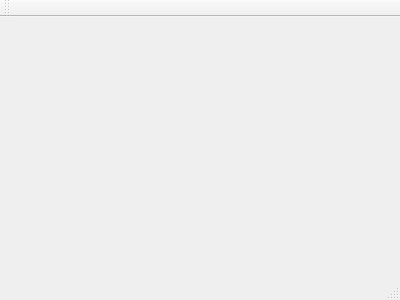
This is mainwindow.ui in BlackConsole/TestTimer as Qt 5 draws it before an edit. The edited form follows.
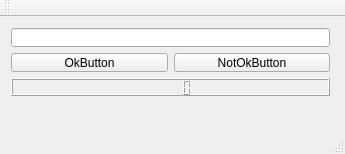
This is the edited form.

```diff
--- a/mainwindow.ui
+++ b/mainwindow.ui
@@ -1,24 +1,76 @@
 <ui version="4.0">
  <class>MainWindow</class>
- <widget class="QMainWindow" name="MainWindow" >
-  <property name="geometry" >
+ <widget class="QMainWindow" name="MainWindow">
+  <property name="geometry">
    <rect>
     <x>0</x>
     <y>0</y>
-    <width>400</width>
-    <height>300</height>
+    <width>345</width>
+    <height>154</height>
    </rect>
   </property>
   <property name="windowTitle" >
    <string>MainWindow</string>
   </property>
-  <widget class="QMenuBar" name="menuBar" />
-  <widget class="QToolBar" name="mainToolBar" />
-  <widget class="QWidget" name="centralWidget" />
-  <widget class="QStatusBar" name="statusBar" />
+  <widget class="QWidget" name="centralWidget">
+   <widget class="QWidget" name="">
+    <property name="geometry">
+     <rect>
+      <x>0</x>
+      <y>0</y>
+      <width>341</width>
+      <height>90</height>
+     </rect>
+    </property>
+    <layout class="QVBoxLayout" name="verticalLayout">
+     <item>
+      <widget class="QLineEdit" name="lineEdit"/>
+     </item>
+     <item>
+      <layout class="QHBoxLayout" name="horizontalLayout">
+       <item>
+        <widget class="QPushButton" name="okButton">
+         <property name="text">
+          <string>OkButton</string>
+         </property>
+        </widget>
+       </item>
+       <item>
+        <widget class="QPushButton" name="notokButton">
+         <property name="text">
+          <string>NotOkButton</string>
+         </property>
+        </widget>
+       </item>
+      </layout>
+     </item>
+     <item>
+      <widget class="QLCDNumber" name="lcdNumber"/>
+     </item>
+    </layout>
+   </widget>
+  </widget>
+  <widget class="QMenuBar" name="menuBar">
+   <property name="geometry">
+    <rect>
+     <x>0</x>
+     <y>0</y>
+     <width>345</width>
+     <height>25</height>
+    </rect>
+   </property>
+  </widget>
+  <widget class="QToolBar" name="mainToolBar">
+   <attribute name="toolBarArea">
+    <enum>TopToolBarArea</enum>
+   </attribute>
+   <attribute name="toolBarBreak">
+    <bool>false</bool>
+   </attribute>
+  </widget>
+  <widget class="QStatusBar" name="statusBar"/>
  </widget>
- <layoutDefault spacing="6" margin="11" />
- <pixmapfunction></pixmapfunction>
+ <layoutdefault spacing="6" margin="11"/>
  <resources/>
  <connections/>
 </ui>
```
Left out of the diff: 3 changed lines with no effect on the pictures.
